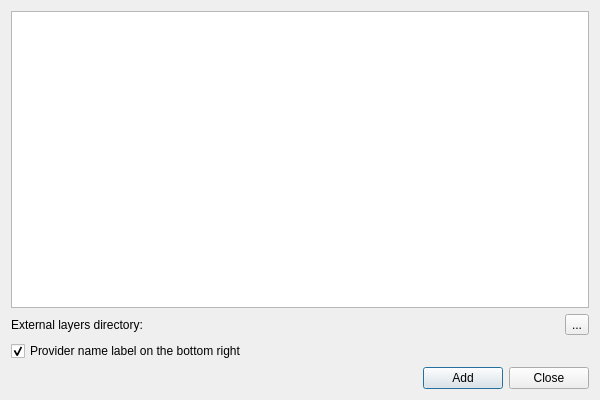
Before: the Qt Designer form addlayerdialog.ui in minorua/TileLayerPlugin, drawn with Qt 5.
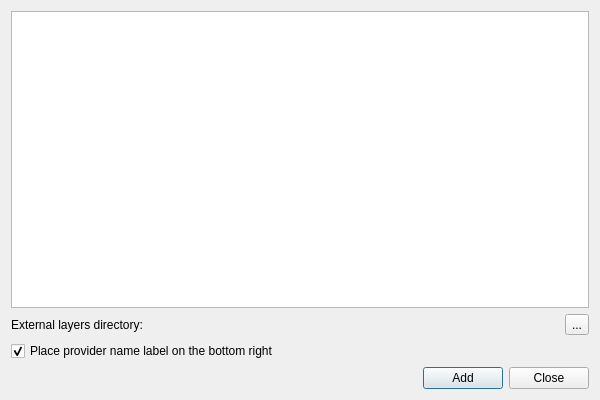
After: the same form once the commit is applied.

```diff
--- a/addlayerdialog.ui
+++ b/addlayerdialog.ui
@@ -69,7 +69,7 @@
         <bool>true</bool>
        </property>
        <property name="text">
-        <string>Provider name label on the bottom right</string>
+        <string>Place provider name label on the bottom right</string>
        </property>
        <property name="checked">
         <bool>true</bool>
```
